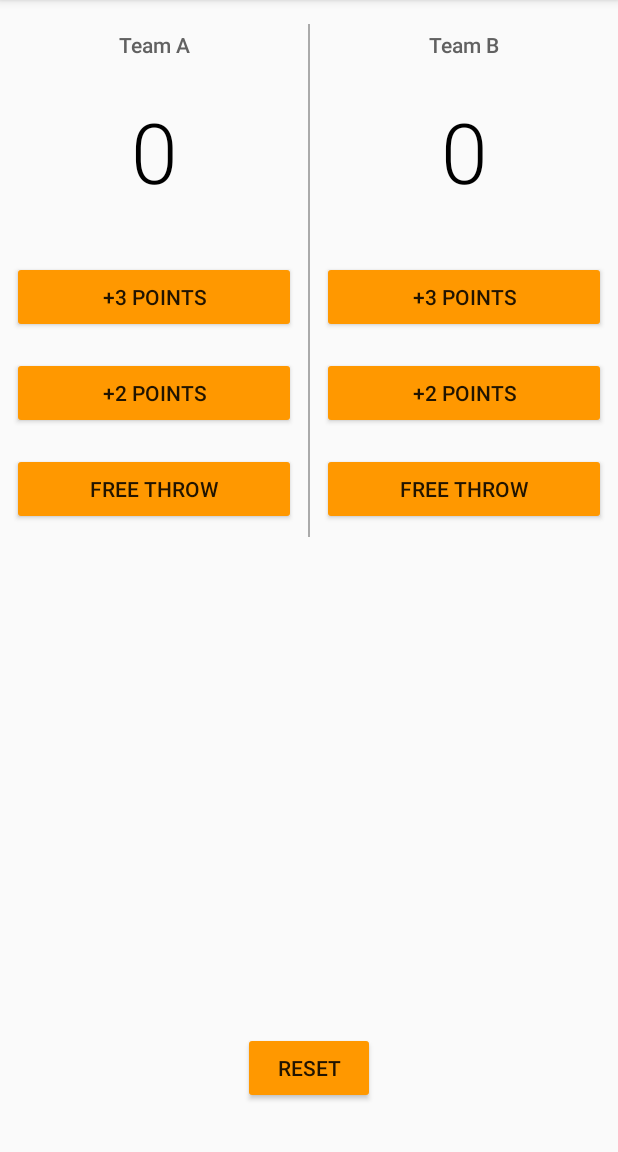
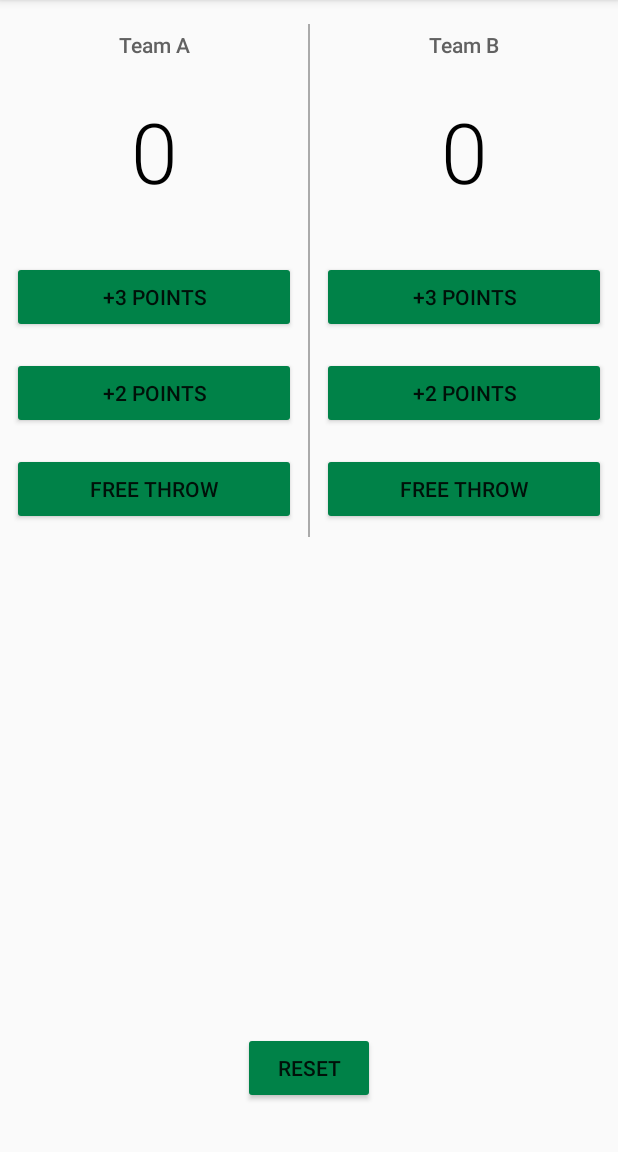
Before and after one commit to amandabarta/CourtCounter, an Android app: the screen it shows after launch (MainActivity), on a phone screen of 412 x 824 dp, the part 84-1236 px from its top. Run offline under Robolectric (Android 15) with nearby library versions, the phone set to English and light mode, and no system bars.

Commit message:
addes string resources for hardcoded text and changed button color

```diff
--- a/app/src/main/res/layout/activity_main.xml
+++ b/app/src/main/res/layout/activity_main.xml
@@ -26,7 +26,7 @@
                 android:fontFamily="sans-serif-medium"
                 android:gravity="center_horizontal"
                 android:padding="4dp"
-                android:text="Team A"
+                android:text="@string/team_a"
                 android:textColor="#616161"
                 android:textSize="14sp" />
 
@@ -38,7 +38,7 @@
                 android:fontFamily="sans-serif-light"
                 android:gravity="center_horizontal"
                 android:padding="4dp"
-                android:text="0"
+                android:text="@string/score"
                 android:textColor="#000"
                 android:textSize="56sp" />
 
@@ -51,7 +51,7 @@
                 android:layout_marginLeft="24dp"
                 android:layout_marginRight="24dp"
                 android:onClick="plusThreeTeamA"
-                android:text="+3 Points" />
+                android:text="@string/plus_three_points" />
 
             <Button
                 android:id="@+id/button_2_pointer_team_a"
@@ -60,7 +60,7 @@
                 android:layout_margin="8dp"
                 android:layout_marginBottom="8dp"
                 android:onClick="plusTwoTeamA"
-                android:text="+2 Points" />
+                android:text="@string/plus_two_points" />
 
             <Button
                 android:id="@+id/button_free_throw_team_a"
@@ -68,7 +68,7 @@
                 android:layout_height="wrap_content"
                 android:layout_margin="8dp"
                 android:onClick="plusOneTeamA"
-                android:text="Free Throw" />
+                android:text="@string/free_throw" />
 
 
         </LinearLayout>
@@ -95,7 +95,7 @@
                 android:fontFamily="sans-serif-medium"
                 android:gravity="center_horizontal"
                 android:padding="4dp"
-                android:text="Team B"
+                android:text="@string/team_b"
                 android:textColor="#616161"
                 android:textSize="14sp" />
 
@@ -107,7 +107,7 @@
                 android:fontFamily="sans-serif-light"
                 android:gravity="center_horizontal"
                 android:padding="4dp"
-                android:text="0"
+                android:text="@string/score"
                 android:textColor="#000"
                 android:textSize="56sp" />
 
@@ -120,7 +120,7 @@
                 android:layout_marginLeft="24dp"
                 android:layout_marginRight="24dp"
                 android:onClick="plusThreeTeamB"
-                android:text="+3 Points" />
+                android:text="@string/plus_three_points" />
 
             <Button
                 android:id="@+id/button_2_pointer_team_b"
@@ -129,7 +129,7 @@
                 android:layout_margin="8dp"
                 android:layout_marginBottom="8dp"
                 android:onClick="plusTwoTeamB"
-                android:text="+2 Points" />
+                android:text="@string/plus_two_points" />
 
             <Button
                 android:id="@+id/button_free_throw_team_b"
@@ -137,7 +137,7 @@
                 android:layout_height="wrap_content"
                 android:layout_margin="8dp"
                 android:onClick="plusOneTeamB"
-                android:text="Free Throw" />
+                android:text="@string/free_throw" />
 
 
         </LinearLayout>
@@ -151,7 +151,7 @@
         android:layout_centerHorizontal="true"
         android:layout_marginBottom="32dp"
         android:onClick="resetScores"
-        android:text="Reset" />
+        android:text="@string/reset" />
 
 
 </RelativeLayout>
--- a/app/src/main/res/values/strings.xml
+++ b/app/src/main/res/values/strings.xml
@@ -1,4 +1,12 @@
 <resources>
     <string name="app_name">Court Counter</string>
     <string name="action_settings">Settings</string>
+    <string name="team_a">Team A</string>
+    <string name="score">0</string>
+    <string name="plus_three_points">+3 Points</string>
+    <string name="plus_two_points">+2 Points</string>
+    <string name="free_throw">Free Throw</string>
+    <string name="team_b">Team B</string>
+    <string name="reset">Reset</string>
+
 </resources>
--- a/app/src/main/res/values/styles.xml
+++ b/app/src/main/res/values/styles.xml
@@ -4,6 +4,6 @@
         <!-- Primary theme color of the app (sets background color of app bar) -->
         <item name="colorPrimary">#FF9800</item>
         <!-- Background color of buttons in the app -->
-        <item name="colorButtonNormal">#FF9800</item>
+        <item name="colorButtonNormal">#008248</item>
     </style>
 </resources>
```
